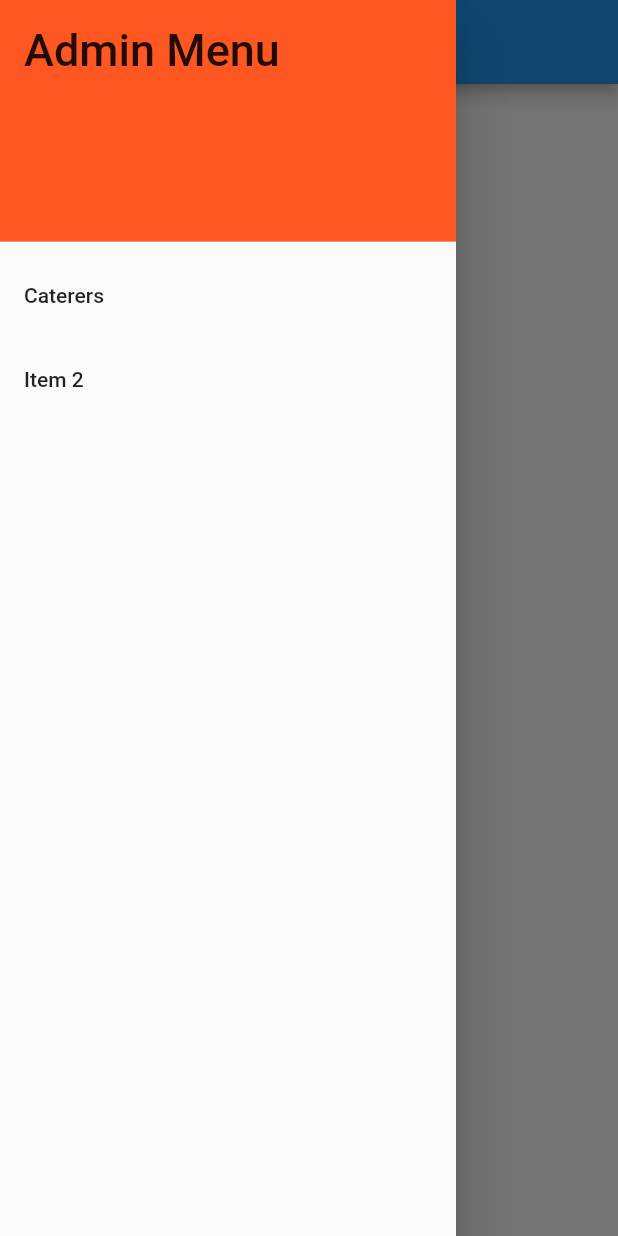
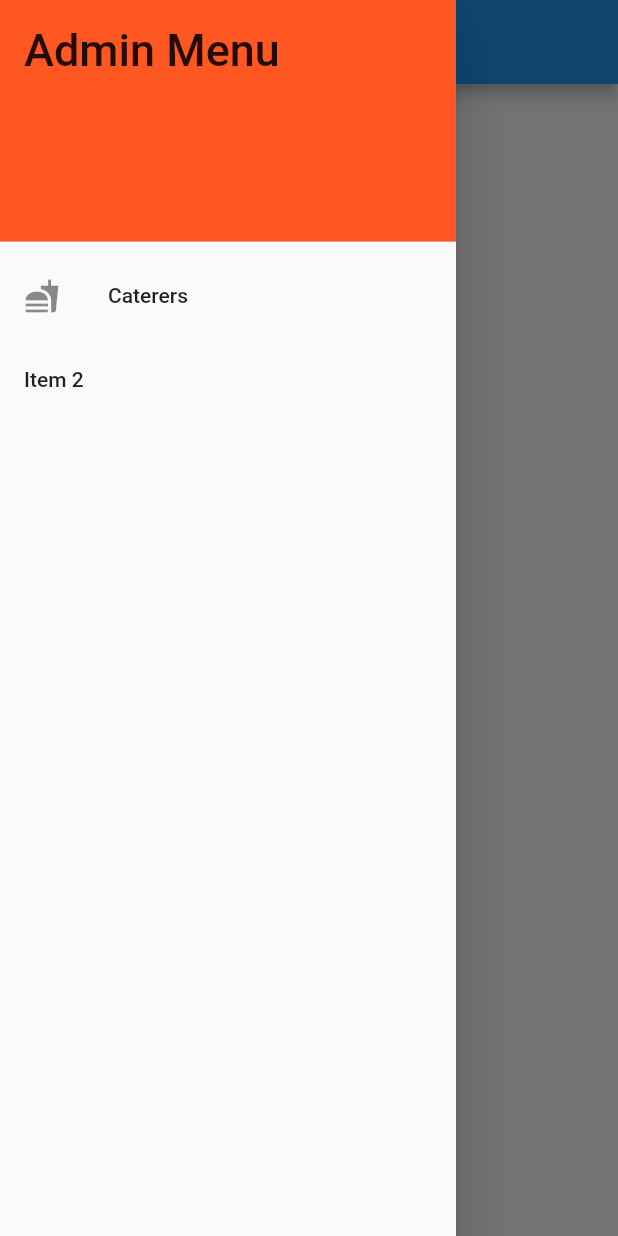
Before and after one commit to NameshDilshan/weddingplanner, a Flutter app: the screen it shows after launch, with the side drawer open, on a phone screen of 412 x 824 dp. Run offline on Flutter 3.47's test engine with Material 2 defaults, Android fonts, the phone set to English and light mode, and no system bars; our stand-ins replace cloud_firestore, firebase_core, fluttertoast, smooth_page_indicator; accounts and stored records are empty.

Commit message:
minor update

```diff
--- a/lib/pages/admin.dart
+++ b/lib/pages/admin.dart
@@ -1,4 +1,6 @@
 import 'package:flutter/material.dart';
+
+import 'adminpages/caterer_page.dart';
 
 class Admin extends StatefulWidget {
   const Admin({Key? key}) : super(key: key);
@@ -7,23 +9,7 @@ class Admin extends StatefulWidget {
   State<Admin> createState() => _AdminState();
 }
 
-// Widget caterersTab(){
-//   return Scaffold(
-//
-//   );
-// }
-
-class _AdminState extends State<Admin> {
-  void _onItemTapped(int index) {
-    setState(() {
-      _selectedIndex = index;
-    });
-  }
-
-  int _selectedIndex = 0;
-
-  @override
-  Widget build(BuildContext context) {
+Widget adminDrawer(context){
   return Scaffold(
     appBar: AppBar(title: const Text('Admin Menu')),
     body: const Center(
@@ -37,28 +23,36 @@ class _AdminState extends State<Admin> {
             decoration: BoxDecoration(
               color: Colors.deepOrange,
             ),
-              child: Text('Admin Menu', style: TextStyle(fontSize: 30, fontStyle: FontStyle.normal,)),
+            child: Text('Admin Menu',
+                style: TextStyle(
+                  fontSize: 30,
+                )),
           ),
           ListTile(
+            leading: const Icon(Icons.fastfood),
             title: const Text('Caterers'),
             onTap: () {
-                // caterersTab();
-                Navigator.pop(context);
+              Navigator.of(context).pop();
+              Navigator.of(context).push(MaterialPageRoute(
+                  builder: (BuildContext context) => const CatererPage()));
             },
           ),
           ListTile(
             title: const Text('Item 2'),
             onTap: () {
-                // Update the state of the app
-                // ...
-                // Then close the drawer
               Navigator.pop(context);
             },
           ),
         ],
-
       ),
     ),
   );
 }
+
+class _AdminState extends State<Admin> {
+
+  @override
+  Widget build(BuildContext context) {
+    return adminDrawer(context);
   }
+}
```
Also changed, not shown: lib/pages/adminpages/caterer_page.dart (added, +32 -0 lines), pubspec.lock. Lines whose indentation alone changed are shown as unchanged.
